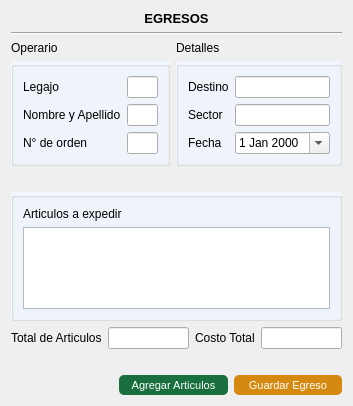
Lonaris/Corupel, file Vistas/gui/egresos/egreso.ui: the form before one commit.
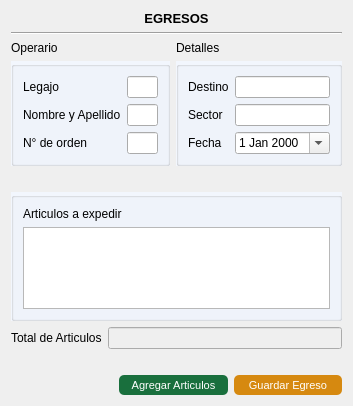
The form after the commit. Icons and pictures are not drawn.

Patch:
```diff
--- a/Vistas/gui/egresos/egreso.ui
+++ b/Vistas/gui/egresos/egreso.ui
@@ -226,18 +226,15 @@
         </widget>
        </item>
        <item>
-        <widget class="QLineEdit" name="egr_total_cant"/>
-       </item>
-       <item>
-        <widget class="QLabel" name="label_total_cost">
-         <property name="text">
-          <string>Costo Total</string>
+        <widget class="QLineEdit" name="egr_total_cant">
+         <property name="enabled">
+          <bool>false</bool>
+         </property>
+         <property name="alignment">
+          <set>Qt::AlignRight|Qt::AlignTrailing|Qt::AlignVCenter</set>
          </property>
         </widget>
        </item>
-       <item>
-        <widget class="QLineEdit" name="egr_total_cost"/>
-       </item>
       </layout>
      </item>
      <item row="4" column="0">
```
Left out of the diff: 6 changed lines with no effect on the pictures.
